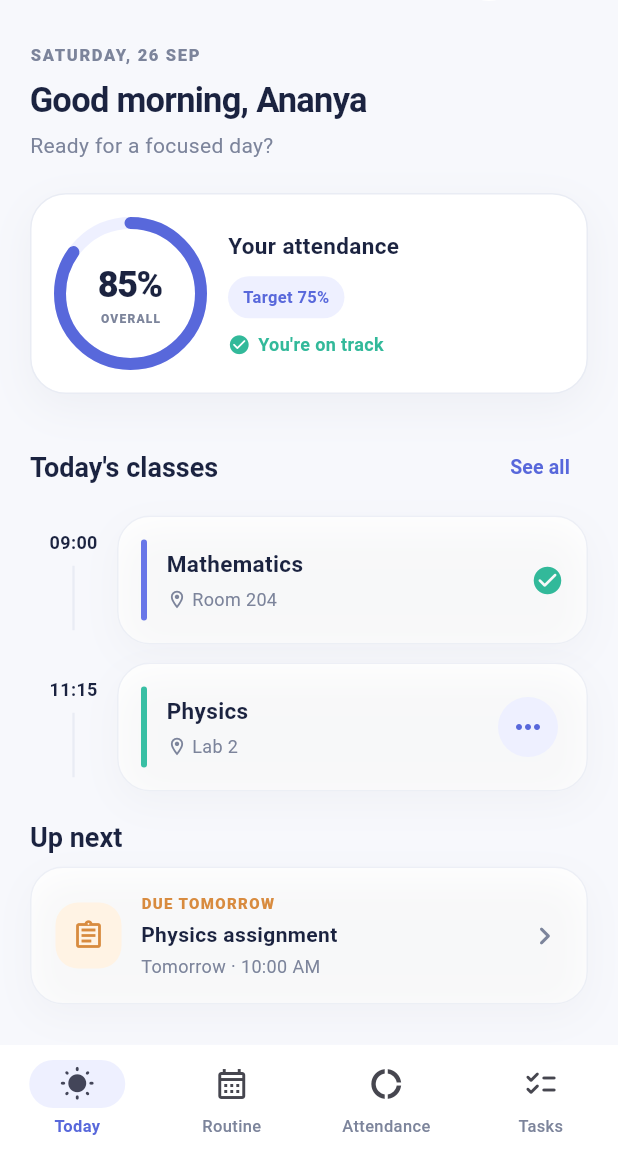
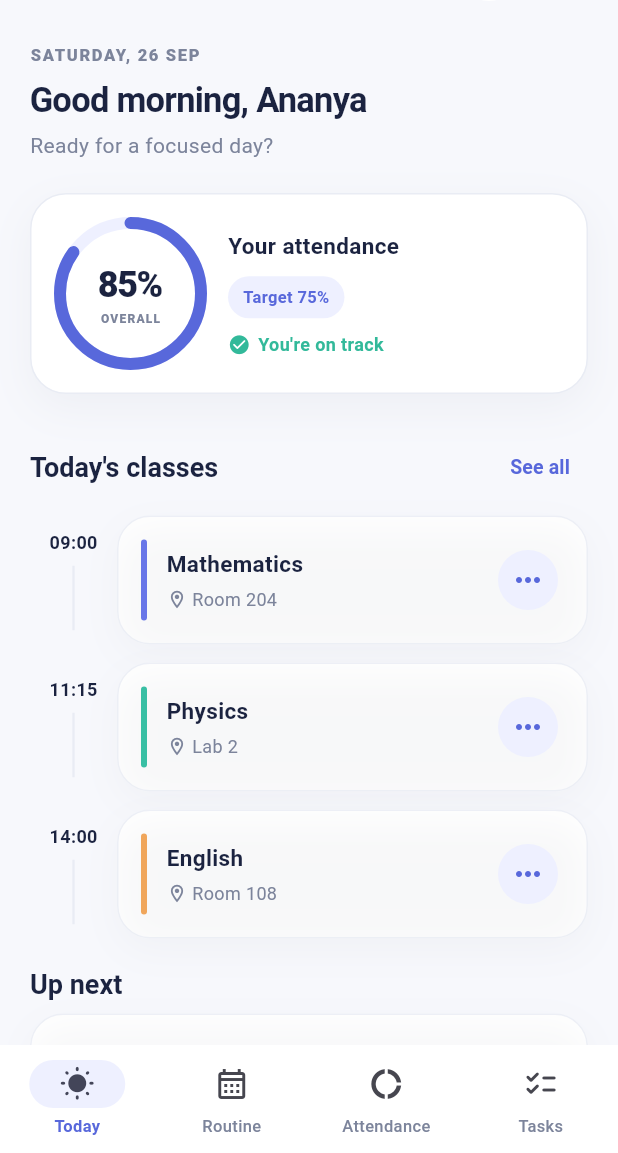
Before and after one commit to Keshab1997/classbondhu-student-planner, a Flutter app: the screen it shows after launch, on a phone screen of 412 x 824 dp, the part 83-1236 px from its top. Run offline on Flutter 3.47's test engine with Material 3 defaults, Android fonts, the phone set to English and light mode, and no system bars; our stand-ins replace sqflite; accounts and stored records are empty.

Commit message:
fix: clear deprecated Flutter APIs and persist class sessions

```diff
--- a/lib/screens/tasks_screen.dart
+++ b/lib/screens/tasks_screen.dart
@@ -112,7 +112,7 @@ class _TaskEditorScreenState extends State<TaskEditorScreen> {
         TextField(controller: titleController, onChanged: (_) => setState(() {}), textCapitalization: TextCapitalization.sentences, decoration: InputDecoration(labelText: tr(language, 'title'), hintText: tr(language, 'task_title_hint'))),
         const SizedBox(height: 14),
         DropdownButtonFormField<String>(
-          value: type,
+          initialValue: type,
           decoration: InputDecoration(labelText: tr(language, 'task_type')),
           items: ['Assignment', 'Quiz', 'Exam', 'Other'].map((item) => DropdownMenuItem(value: item, child: Text(_localizedType(language, item)))).toList(),
           onChanged: (value) => setState(() => type = value ?? type),
--- a/lib/screens/today_screen.dart
+++ b/lib/screens/today_screen.dart
@@ -18,6 +18,9 @@ class TodayScreen extends StatelessWidget {
     final totalAttended = controller.subjects.fold<int>(0, (sum, item) => sum + item.attended);
     final ratio = totalConducted == 0 ? 0.0 : totalAttended / totalConducted;
     final percentage = (ratio * 100).round();
+    final todaysClasses = controller.routineEntries.where((entry) => entry.weekday == DateTime.now().weekday).toList()
+      ..sort((a, b) => a.startTime.compareTo(b.startTime));
+    final upcomingTasks = controller.tasks.where((task) => !task.done).toList();
 
     return SingleChildScrollView(
       padding: const EdgeInsets.fromLTRB(20, 12, 20, 28),
@@ -51,22 +54,34 @@ class TodayScreen extends StatelessWidget {
         const SizedBox(height: 25),
         SectionHeading(title: tr(language, 'today_classes'), action: tr(language, 'see_all'), onAction: onViewRoutine),
         const SizedBox(height: 8),
-        ClassCard(time: '09:00 – 10:00', title: 'Mathematics', room: 'Room 204', subjectId: 'math', accent: const Color(0xFF6876E8), isDone: true),
-        ClassCard(time: '11:15 – 12:15', title: 'Physics', room: 'Lab 2', subjectId: 'physics', accent: const Color(0xFF39BFA4)),
+        if (todaysClasses.isEmpty)
+          WhitePanel(child: Center(child: Text(tr(language, 'no_classes'), style: const TextStyle(color: AppColors.muted))))
+        else
+          ...todaysClasses.map((entry) => ClassCard(
+                time: entry.time,
+                title: entry.title,
+                room: entry.room,
+                subjectId: entry.subjectId,
+                attendanceKey: entry.id,
+                accent: Color(entry.color),
+              )),
         const SizedBox(height: 7),
         SectionHeading(title: tr(language, 'up_next')),
         const SizedBox(height: 8),
+        if (upcomingTasks.isEmpty)
+          WhitePanel(child: Text(tr(language, 'no_tasks'), style: const TextStyle(color: AppColors.muted)))
+        else
           WhitePanel(
             padding: const EdgeInsets.all(16),
             child: Row(children: [
               const SoftIcon(Icons.assignment_outlined, color: Color(0xFFD88B3F), background: AppColors.paleAmber),
               const SizedBox(width: 13),
               Expanded(child: Column(crossAxisAlignment: CrossAxisAlignment.start, children: [
-              Text(tr(language, 'due_tomorrow').toUpperCase(), style: const TextStyle(fontSize: 10, letterSpacing: .9, color: Color(0xFFD88B3F), fontWeight: FontWeight.w800)),
+                Text(upcomingTasks.first.type.toUpperCase(), style: const TextStyle(fontSize: 10, letterSpacing: .9, color: Color(0xFFD88B3F), fontWeight: FontWeight.w800)),
                 const SizedBox(height: 4),
-              const Text('Physics assignment', style: TextStyle(fontSize: 14, fontWeight: FontWeight.w700, color: AppColors.ink)),
+                Text(upcomingTasks.first.title, style: const TextStyle(fontSize: 14, fontWeight: FontWeight.w700, color: AppColors.ink)),
                 const SizedBox(height: 3),
-              const Text('Tomorrow · 10:00 AM', style: TextStyle(fontSize: 12, color: AppColors.muted)),
+                Text(upcomingTasks.first.dueLabel, style: const TextStyle(fontSize: 12, color: AppColors.muted)),
               ])),
               const Icon(Icons.chevron_right_rounded, color: AppColors.muted),
             ]),
--- a/lib/widgets/class_card.dart
+++ b/lib/widgets/class_card.dart
@@ -10,8 +10,8 @@ class ClassCard extends StatelessWidget {
     required this.title,
     required this.room,
     required this.subjectId,
+    required this.attendanceKey,
     required this.accent,
-    this.isDone = false,
     this.showAttendanceAction = true,
     super.key,
   });
@@ -20,15 +20,15 @@ class ClassCard extends StatelessWidget {
   final String title;
   final String room;
   final String subjectId;
+  final String attendanceKey;
   final Color accent;
-  final bool isDone;
   final bool showAttendanceAction;
 
   @override
   Widget build(BuildContext context) {
     final controller = AppScope.of(context);
-    final bool? recordedToday = controller.todayAttendance[subjectId];
-    final marked = isDone || recordedToday != null;
+    final bool? recordedToday = controller.todayAttendance[attendanceKey];
+    final marked = recordedToday != null;
     return Padding(
       padding: const EdgeInsets.only(bottom: 12),
       child: Row(crossAxisAlignment: CrossAxisAlignment.center, children: [
@@ -84,13 +84,13 @@ class ClassCard extends StatelessWidget {
             const SizedBox(height: 16),
             Row(children: [
               Expanded(child: FilledButton.icon(
-                onPressed: () { controller.markAttendance(subjectId, present: true); Navigator.pop(sheetContext); },
+                onPressed: () { controller.markAttendance(subjectId, attendanceKey: attendanceKey, present: true); Navigator.pop(sheetContext); },
                 icon: const Icon(Icons.check_rounded), label: Text(tr(controller.language, 'present')),
                 style: FilledButton.styleFrom(backgroundColor: AppColors.mint, foregroundColor: Colors.white, padding: const EdgeInsets.symmetric(vertical: 14)),
               )),
               const SizedBox(width: 12),
               Expanded(child: OutlinedButton.icon(
-                onPressed: () { controller.markAttendance(subjectId, present: false); Navigator.pop(sheetContext); },
+                onPressed: () { controller.markAttendance(subjectId, attendanceKey: attendanceKey, present: false); Navigator.pop(sheetContext); },
                 icon: const Icon(Icons.close_rounded), label: Text(tr(controller.language, 'absent')),
                 style: OutlinedButton.styleFrom(padding: const EdgeInsets.symmetric(vertical: 14)),
               )),
```
Also changed, not shown: lib/core/app_controller.dart (+6 -4 lines), lib/screens/routine_screen.dart (+8 -3 lines), 1 other file. Lines whose indentation alone changed are shown as unchanged.
